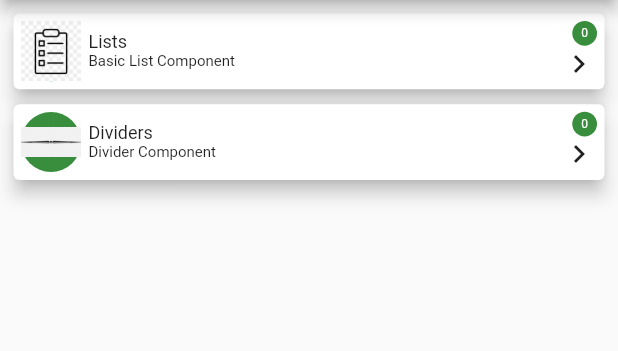
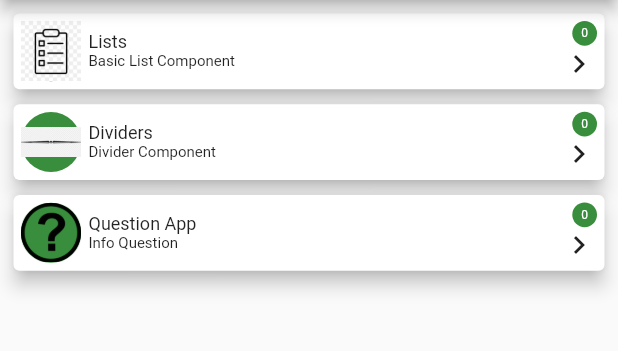
Before and after one commit to gurkay/my_widget_libs, a Flutter app: the screen it shows after launch, after a tap on the "navigate next" icon, on a phone screen of 412 x 824 dp, the part 84-435 px from its top. Run offline on Flutter 3.47's test engine with Material 2 defaults, Android fonts, the light colour scheme and no system bars; our stand-ins replace google_fonts; missing offline and left inert: dart:ffi; statements that could not run were skipped.

Commit message:
new codes

```diff
--- a/lib/classes/mixin_list.dart
+++ b/lib/classes/mixin_list.dart
@@ -80,6 +80,10 @@ mixin MixinList {
                                 onTap: () {
                                   _state.setNumberClickList(index);
                                   print(modelComponent[index].routeName);
+                                  Navigator.pushNamed(
+                                    context,
+                                    modelComponent[index].routeName,
+                                  );
                                 },
                                 child: Container(
                                   alignment: Alignment.bottomRight,
--- a/lib/controllers/base_initial_data.dart
+++ b/lib/controllers/base_initial_data.dart
@@ -12,7 +12,7 @@ class BaseInitialData extends Base {
   void load() {
     setQhasdata(false);
     try {
-      _numberClickList = [0, 0];
+      _numberClickList = [0, 0, 0];
       setModelComponent(modelComponent);
       setQhasdata(true);
     } catch (e) {
--- a/lib/data/data_model_component.dart
+++ b/lib/data/data_model_component.dart
@@ -13,4 +13,10 @@ final List<ModelComponent> modelComponent = [
     'assets/icons/divider.png',
     '/screen_divider_component',
   ),
+  ModelComponent(
+    'Question App',
+    'Info Question',
+    'assets/icons/question.png',
+    '/screen_question_app',
+  ),
 ];
--- a/lib/main.dart
+++ b/lib/main.dart
@@ -4,8 +4,8 @@ import 'package:google_fonts/google_fonts.dart';
 import 'package:provider/provider.dart';
 
 import '../controllers/base_initial_data.dart';
-import 'route_generator.dart';
-import 'screens/screen_home_page.dart';
+import '../route_generator.dart';
+import '../screens/screen_home_page.dart';
 
 void main() {
   WidgetsFlutterBinding.ensureInitialized();
--- a/lib/models/model_question.dart
+++ b/lib/models/model_question.dart
@@ -3,7 +3,7 @@ class ModelQuestion {
   bool answer;
 
   ModelQuestion({
-    request this.question,
-    request this.answer,
+    required this.question,
+    required this.answer,
   });
 }
--- a/lib/route_generator.dart
+++ b/lib/route_generator.dart
@@ -1,6 +1,7 @@
 import 'package:flutter/material.dart';
 
 import 'screens/screen_home_page.dart';
+import './screens/screen_question_app.dart';
 
 class RouteGenerator {
   static Route<dynamic> generateRoute(RouteSettings settings) {
@@ -9,6 +10,10 @@ class RouteGenerator {
       case '/ScreenHomePage':
         return MaterialPageRoute(
           builder: (_) => const ScreenHomePage(),
+        );
+      case '/ScreenQuestionApp':
+        return MaterialPageRoute(
+          builder: (_) => const ScreenQuestionApp(),
         );
       default:
         return _errorRoute();
```
Also changed, not shown: lib/screens/screen_question_app.dart (added, +19 -0 lines), assets/icons/question.png (added).
